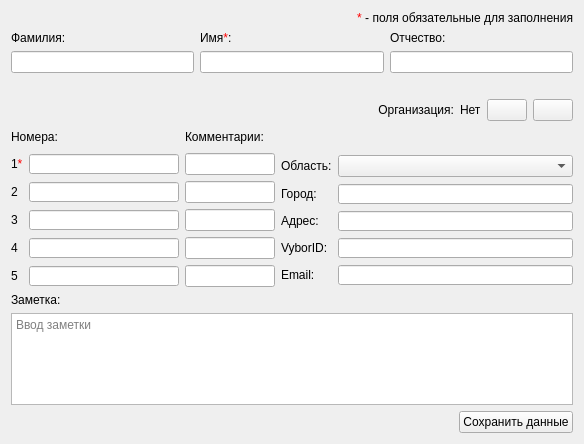
Before: the Qt Designer form src/AddContactDialog.ui in okostynchuk/Outcall, drawn with Qt 5.
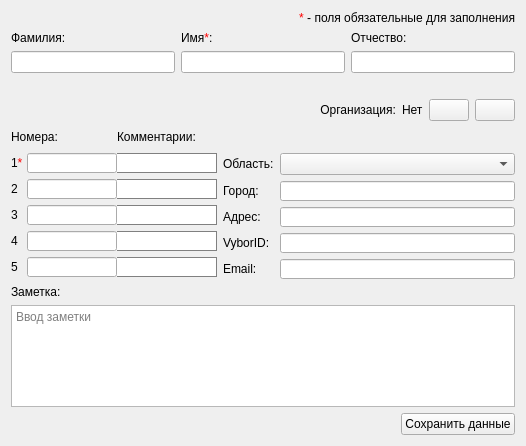
After: the same form once the commit is applied. Icons and pictures are not drawn.

Commit message: GUI fixes + windowses with phone comments fixed

```diff
--- a/src/AddContactDialog.ui
+++ b/src/AddContactDialog.ui
@@ -6,8 +6,8 @@
    <rect>
     <x>0</x>
     <y>0</y>
-    <width>582</width>
-    <height>444</height>
+    <width>526</width>
+    <height>446</height>
    </rect>
   </property>
   <property name="minimumSize">
@@ -23,7 +23,7 @@
    <iconset resource="images.qrc">
     <normaloff>:/images/outcall-logo.png</normaloff>:/images/outcall-logo.png</iconset>
   </property>
-  <layout class="QGridLayout" name="gridLayout_6">
+  <layout class="QGridLayout" name="gridLayout_8">
    <item row="0" column="0">
     <widget class="QLabel" name="label_13">
      <property name="text">
@@ -243,11 +243,16 @@
     </layout>
    </item>
    <item row="3" column="0">
+    <layout class="QGridLayout" name="gridLayout_6">
+     <item row="0" column="0">
     <layout class="QGridLayout" name="gridLayout_5">
      <item row="0" column="0">
-      <layout class="QGridLayout" name="gridLayout_3">
-       <item row="0" column="0" colspan="2">
-        <widget class="QLabel" name="label_5">
+        <layout class="QGridLayout" name="gridLayout_3" columnminimumwidth="16,0,0,0">
+         <property name="horizontalSpacing">
+          <number>0</number>
+         </property>
+         <item row="0" column="2">
+          <widget class="QLabel" name="label_22">
          <property name="sizePolicy">
           <sizepolicy hsizetype="Preferred" vsizetype="Preferred">
            <horstretch>0</horstretch>
@@ -261,39 +266,20 @@
           </size>
          </property>
          <property name="text">
-          <string>Номера:</string>
+            <string>Комментарии:</string>
          </property>
         </widget>
        </item>
-       <item row="4" column="0">
-        <widget class="QLabel" name="label_18">
-         <property name="text">
-          <string>4</string>
-         </property>
-        </widget>
-       </item>
-       <item row="4" column="1">
-        <widget class="QLineEdit" name="fourthNumber">
-         <property name="sizePolicy">
-          <sizepolicy hsizetype="Preferred" vsizetype="Fixed">
-           <horstretch>0</horstretch>
-           <verstretch>0</verstretch>
-          </sizepolicy>
-         </property>
+         <item row="1" column="0">
+          <widget class="QLabel" name="label_6">
          <property name="minimumSize">
           <size>
-           <width>150</width>
+             <width>0</width>
            <height>20</height>
           </size>
          </property>
-         <property name="maximumSize">
-          <size>
-           <width>150</width>
-           <height>20</height>
-          </size>
-         </property>
-         <property name="focusPolicy">
-          <enum>Qt::StrongFocus</enum>
+           <property name="text">
+            <string>1&lt;span style = &quot;color: red;&quot;&gt;*&lt;/span&gt;</string>
          </property>
         </widget>
        </item>
@@ -307,13 +293,13 @@
          </property>
          <property name="minimumSize">
           <size>
-           <width>150</width>
+             <width>90</width>
            <height>20</height>
           </size>
          </property>
          <property name="maximumSize">
           <size>
-           <width>150</width>
+             <width>90</width>
            <height>20</height>
           </size>
          </property>
@@ -322,92 +308,41 @@
          </property>
         </widget>
        </item>
+         <item row="1" column="2">
+          <widget class="QLineEdit" name="firstNumberComment">
+           <property name="sizePolicy">
+            <sizepolicy hsizetype="Expanding" vsizetype="Fixed">
+             <horstretch>0</horstretch>
+             <verstretch>0</verstretch>
+            </sizepolicy>
+           </property>
+           <property name="minimumSize">
+            <size>
+             <width>100</width>
+             <height>20</height>
+            </size>
+           </property>
+           <property name="styleSheet">
+            <string notr="true">* {
+border: 1px solid gray;
+border-left: none;
+}</string>
+           </property>
+          </widget>
+         </item>
        <item row="2" column="0">
         <widget class="QLabel" name="label_7">
+           <property name="minimumSize">
+            <size>
+             <width>0</width>
+             <height>20</height>
+            </size>
+           </property>
          <property name="text">
           <string>2</string>
          </property>
         </widget>
        </item>
-       <item row="0" column="2">
-        <widget class="QLabel" name="label_22">
-         <property name="sizePolicy">
-          <sizepolicy hsizetype="Preferred" vsizetype="Preferred">
-           <horstretch>0</horstretch>
-           <verstretch>0</verstretch>
-          </sizepolicy>
-         </property>
-         <property name="minimumSize">
-          <size>
-           <width>0</width>
-           <height>20</height>
-          </size>
-         </property>
-         <property name="text">
-          <string>Комментарии:</string>
-         </property>
-        </widget>
-       </item>
-       <item row="5" column="2">
-        <widget class="QLineEdit" name="fifthNumberComment">
-         <property name="minimumSize">
-          <size>
-           <width>90</width>
-           <height>0</height>
-          </size>
-         </property>
-        </widget>
-       </item>
-       <item row="3" column="1">
-        <widget class="QLineEdit" name="thirdNumber">
-         <property name="sizePolicy">
-          <sizepolicy hsizetype="Preferred" vsizetype="Fixed">
-           <horstretch>0</horstretch>
-           <verstretch>0</verstretch>
-          </sizepolicy>
-         </property>
-         <property name="minimumSize">
-          <size>
-           <width>150</width>
-           <height>20</height>
-          </size>
-         </property>
-         <property name="maximumSize">
-          <size>
-           <width>150</width>
-           <height>20</height>
-          </size>
-         </property>
-         <property name="focusPolicy">
-          <enum>Qt::StrongFocus</enum>
-         </property>
-        </widget>
-       </item>
-       <item row="5" column="1">
-        <widget class="QLineEdit" name="fifthNumber">
-         <property name="sizePolicy">
-          <sizepolicy hsizetype="Preferred" vsizetype="Fixed">
-           <horstretch>0</horstretch>
-           <verstretch>0</verstretch>
-          </sizepolicy>
-         </property>
-         <property name="minimumSize">
-          <size>
-           <width>150</width>
-           <height>20</height>
-          </size>
-         </property>
-         <property name="maximumSize">
-          <size>
-           <width>150</width>
-           <height>20</height>
-          </size>
-         </property>
-         <property name="focusPolicy">
-          <enum>Qt::StrongFocus</enum>
-         </property>
-        </widget>
-       </item>
        <item row="2" column="1">
         <widget class="QLineEdit" name="secondNumber">
          <property name="sizePolicy">
@@ -418,13 +353,13 @@
          </property>
          <property name="minimumSize">
           <size>
-           <width>150</width>
+             <width>90</width>
            <height>20</height>
           </size>
          </property>
          <property name="maximumSize">
           <size>
-           <width>150</width>
+             <width>90</width>
            <height>20</height>
           </size>
          </property>
@@ -435,66 +370,241 @@
        </item>
        <item row="2" column="2">
         <widget class="QLineEdit" name="secondNumberComment">
-         <property name="minimumSize">
-          <size>
-           <width>90</width>
-           <height>0</height>
-          </size>
-         </property>
-        </widget>
-       </item>
-       <item row="1" column="2">
-        <widget class="QLineEdit" name="firstNumberComment">
+           <property name="sizePolicy">
+            <sizepolicy hsizetype="Expanding" vsizetype="Fixed">
+             <horstretch>0</horstretch>
+             <verstretch>0</verstretch>
+            </sizepolicy>
+           </property>
          <property name="minimumSize">
           <size>
-           <width>90</width>
-           <height>0</height>
-          </size>
-         </property>
-        </widget>
-       </item>
-       <item row="3" column="2">
-        <widget class="QLineEdit" name="thirdNumberComment">
-         <property name="minimumSize">
-          <size>
-           <width>90</width>
-           <height>0</height>
-          </size>
+             <width>100</width>
+             <height>20</height>
+            </size>
+           </property>
+           <property name="styleSheet">
+            <string notr="true">* {
+border: 1px solid gray;
+border-left: none;
+}</string>
          </property>
         </widget>
        </item>
        <item row="3" column="0">
         <widget class="QLabel" name="label_8">
+           <property name="minimumSize">
+            <size>
+             <width>0</width>
+             <height>20</height>
+            </size>
+           </property>
          <property name="text">
           <string>3</string>
          </property>
         </widget>
        </item>
+         <item row="3" column="1">
+          <widget class="QLineEdit" name="thirdNumber">
+           <property name="sizePolicy">
+            <sizepolicy hsizetype="Preferred" vsizetype="Fixed">
+             <horstretch>0</horstretch>
+             <verstretch>0</verstretch>
+            </sizepolicy>
+           </property>
+           <property name="minimumSize">
+            <size>
+             <width>90</width>
+             <height>20</height>
+            </size>
+           </property>
+           <property name="maximumSize">
+            <size>
+             <width>90</width>
+             <height>20</height>
+            </size>
+           </property>
+           <property name="focusPolicy">
+            <enum>Qt::StrongFocus</enum>
+           </property>
+          </widget>
+         </item>
+         <item row="3" column="2">
+          <widget class="QLineEdit" name="thirdNumberComment">
+           <property name="sizePolicy">
+            <sizepolicy hsizetype="Expanding" vsizetype="Fixed">
+             <horstretch>0</horstretch>
+             <verstretch>0</verstretch>
+            </sizepolicy>
+           </property>
+           <property name="minimumSize">
+            <size>
+             <width>100</width>
+             <height>20</height>
+            </size>
+           </property>
+           <property name="styleSheet">
+            <string notr="true">* {
+border: 1px solid gray;
+border-left: none;
+}</string>
+           </property>
+          </widget>
+         </item>
+         <item row="4" column="0">
+          <widget class="QLabel" name="label_18">
+           <property name="minimumSize">
+            <size>
+             <width>0</width>
+             <height>20</height>
+            </size>
+           </property>
+           <property name="text">
+            <string>4</string>
+           </property>
+          </widget>
+         </item>
+         <item row="4" column="1">
+          <widget class="QLineEdit" name="fourthNumber">
+           <property name="sizePolicy">
+            <sizepolicy hsizetype="Preferred" vsizetype="Fixed">
+             <horstretch>0</horstretch>
+             <verstretch>0</verstretch>
+            </sizepolicy>
+           </property>
+           <property name="minimumSize">
+            <size>
+             <width>90</width>
+             <height>20</height>
+            </size>
+           </property>
+           <property name="maximumSize">
+            <size>
+             <width>90</width>
+             <height>20</height>
+            </size>
+           </property>
+           <property name="focusPolicy">
+            <enum>Qt::StrongFocus</enum>
+           </property>
+          </widget>
+         </item>
        <item row="4" column="2">
         <widget class="QLineEdit" name="fourthNumberComment">
+           <property name="sizePolicy">
+            <sizepolicy hsizetype="Expanding" vsizetype="Fixed">
+             <horstretch>0</horstretch>
+             <verstretch>0</verstretch>
+            </sizepolicy>
+           </property>
          <property name="minimumSize">
           <size>
-           <width>90</width>
-           <height>0</height>
-          </size>
-         </property>
-        </widget>
-       </item>
-       <item row="1" column="0">
-        <widget class="QLabel" name="label_6">
-         <property name="text">
-          <string>1&lt;span style = &quot;color: red;&quot;&gt;*&lt;/span&gt;</string>
+             <width>100</width>
+             <height>20</height>
+            </size>
+           </property>
+           <property name="styleSheet">
+            <string notr="true">* {
+border: 1px solid gray;
+border-left: none;
+}</string>
          </property>
         </widget>
        </item>
        <item row="5" column="0">
         <widget class="QLabel" name="label_19">
+           <property name="minimumSize">
+            <size>
+             <width>0</width>
+             <height>20</height>
+            </size>
+           </property>
          <property name="text">
           <string>5</string>
          </property>
         </widget>
        </item>
-       <item row="6" column="0" colspan="2">
+         <item row="5" column="1">
+          <widget class="QLineEdit" name="fifthNumber">
+           <property name="sizePolicy">
+            <sizepolicy hsizetype="Preferred" vsizetype="Fixed">
+             <horstretch>0</horstretch>
+             <verstretch>0</verstretch>
+            </sizepolicy>
+           </property>
+           <property name="minimumSize">
+            <size>
+             <width>90</width>
+             <height>20</height>
+            </size>
+           </property>
+           <property name="maximumSize">
+            <size>
+             <width>90</width>
+             <height>20</height>
+            </size>
+           </property>
+           <property name="focusPolicy">
+            <enum>Qt::StrongFocus</enum>
+           </property>
+          </widget>
+         </item>
+         <item row="5" column="2">
+          <widget class="QLineEdit" name="fifthNumberComment">
+           <property name="sizePolicy">
+            <sizepolicy hsizetype="Expanding" vsizetype="Fixed">
+             <horstretch>0</horstretch>
+             <verstretch>0</verstretch>
+            </sizepolicy>
+           </property>
+           <property name="minimumSize">
+            <size>
+             <width>100</width>
+             <height>20</height>
+            </size>
+           </property>
+           <property name="styleSheet">
+            <string notr="true">* {
+border: 1px solid gray;
+border-left: none;
+}</string>
+           </property>
+          </widget>
+         </item>
+         <item row="0" column="3" rowspan="6">
+          <spacer name="horizontalSpacer_3">
+           <property name="orientation">
+            <enum>Qt::Horizontal</enum>
+           </property>
+           <property name="sizeHint" stdset="0">
+            <size>
+             <width>40</width>
+             <height>20</height>
+            </size>
+           </property>
+          </spacer>
+         </item>
+         <item row="0" column="0" colspan="2">
+          <widget class="QLabel" name="label_5">
+           <property name="sizePolicy">
+            <sizepolicy hsizetype="Preferred" vsizetype="Preferred">
+             <horstretch>0</horstretch>
+             <verstretch>0</verstretch>
+            </sizepolicy>
+           </property>
+           <property name="minimumSize">
+            <size>
+             <width>0</width>
+             <height>20</height>
+            </size>
+           </property>
+           <property name="text">
+            <string>Номера:</string>
+           </property>
+          </widget>
+         </item>
+        </layout>
+       </item>
+       <item row="1" column="0">
         <spacer name="verticalSpacer">
          <property name="orientation">
           <enum>Qt::Vertical</enum>
@@ -535,6 +645,12 @@
        </item>
        <item row="4" column="0">
         <widget class="QLabel" name="label_11">
+         <property name="minimumSize">
+          <size>
+           <width>0</width>
+           <height>20</height>
+          </size>
+         </property>
          <property name="text">
           <string>VyborID:</string>
          </property>
@@ -564,6 +680,12 @@
        </item>
        <item row="1" column="0">
         <widget class="QLabel" name="label_21">
+         <property name="minimumSize">
+          <size>
+           <width>0</width>
+           <height>20</height>
+          </size>
+         </property>
          <property name="text">
           <string>Область:</string>
          </property>
@@ -571,6 +693,12 @@
        </item>
        <item row="2" column="0">
         <widget class="QLabel" name="label_9">
+         <property name="minimumSize">
+          <size>
+           <width>0</width>
+           <height>20</height>
+          </size>
+         </property>
          <property name="text">
           <string>Город:</string>
          </property>
@@ -581,6 +709,12 @@
        </item>
        <item row="3" column="0">
         <widget class="QLabel" name="label_10">
+         <property name="minimumSize">
+          <size>
+           <width>0</width>
+           <height>20</height>
+          </size>
+         </property>
          <property name="text">
           <string>Адрес:</string>
          </property>
@@ -629,6 +763,12 @@
        </item>
        <item row="5" column="0">
         <widget class="QLabel" name="label_12">
+         <property name="minimumSize">
+          <size>
+           <width>0</width>
+           <height>20</height>
+          </size>
+         </property>
          <property name="text">
           <string>Email:</string>
          </property>
```
Lines whose indentation alone changed are shown as unchanged. The commit also changes 16 other files.
